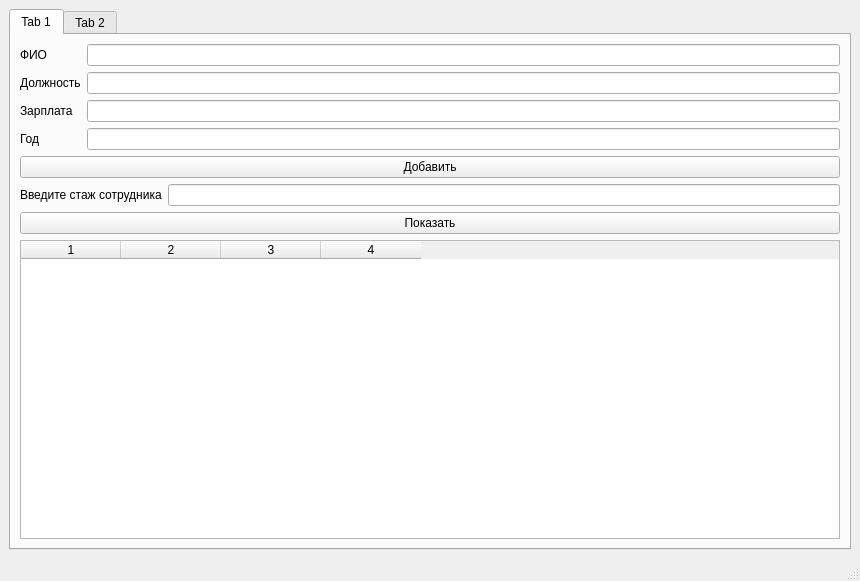
Qt form desktop_app/mainwindow.ui (try2wonder/syn_prod_pract) before a commit.
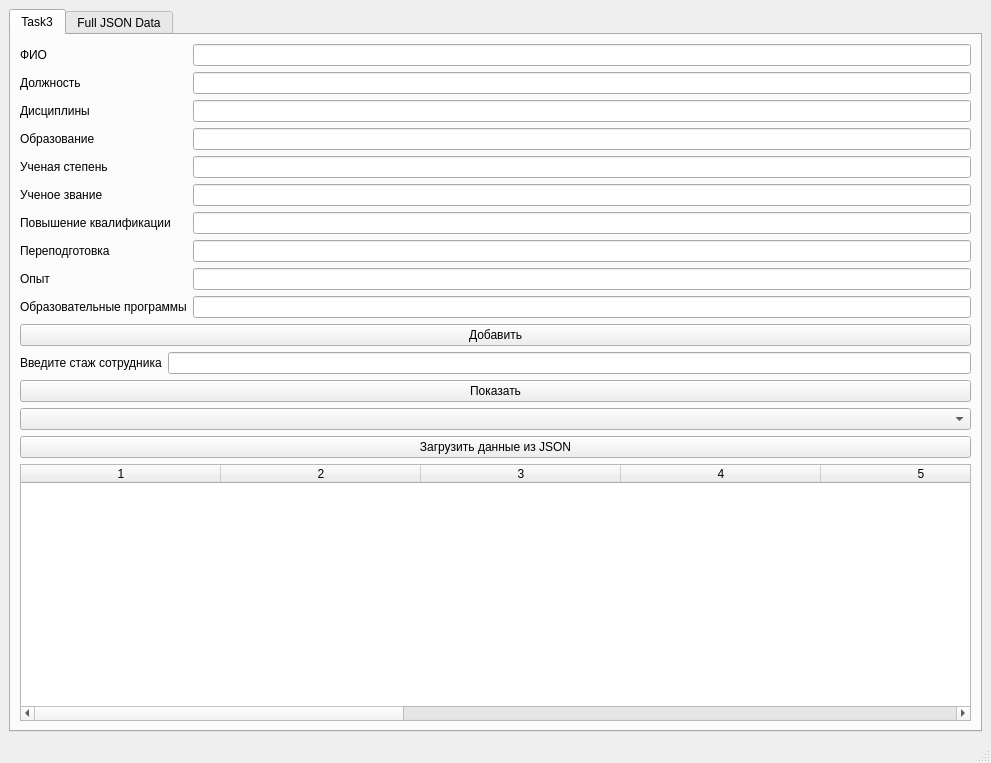
The same form after that commit. The open tabs and pages were chosen to show the change. Icons and pictures are not drawn.

Commit message: Добавил реальный класс worker и отображение таблицы из JSON. Пара баг фиксов

Diff of the .ui file:
```diff
--- a/desktop_app/mainwindow.ui
+++ b/desktop_app/mainwindow.ui
@@ -6,12 +6,16 @@
    <rect>
     <x>0</x>
     <y>0</y>
-    <width>860</width>
-    <height>581</height>
+    <width>991</width>
+    <height>763</height>
    </rect>
   </property>
   <property name="windowTitle">
-   <string>MainWindow</string>
+   <string>Synergy Monitor</string>
+  </property>
+  <property name="windowIcon">
+   <iconset resource="resources.qrc">
+    <normaloff>:/new/prefix1/synLogo.png</normaloff>:/new/prefix1/synLogo.png</iconset>
   </property>
   <widget class="QWidget" name="centralwidget">
    <property name="sizePolicy">
@@ -24,11 +28,11 @@
     <item>
      <widget class="QTabWidget" name="tabWidget">
       <property name="currentIndex">
-       <number>1</number>
+       <number>0</number>
       </property>
       <widget class="QWidget" name="tb_task3">
        <attribute name="title">
-        <string>Tab 1</string>
+        <string>Task3</string>
        </attribute>
        <layout class="QVBoxLayout" name="verticalLayout_2">
         <item>
@@ -42,6 +46,9 @@
               </property>
              </widget>
             </item>
+            <item row="0" column="1">
+             <widget class="QLineEdit" name="le_fio"/>
+            </item>
             <item row="1" column="0">
              <widget class="QLabel" name="la_position">
               <property name="text">
@@ -49,31 +56,88 @@
               </property>
              </widget>
             </item>
-            <item row="2" column="0">
-             <widget class="QLabel" name="la_salary">
-              <property name="text">
-               <string>Зарплата</string>
-              </property>
-             </widget>
-            </item>
-            <item row="3" column="0">
-             <widget class="QLabel" name="la_firstYear">
-              <property name="text">
-               <string>Год</string>
-              </property>
-             </widget>
-            </item>
-            <item row="0" column="1">
-             <widget class="QLineEdit" name="le_fio"/>
-            </item>
-            <item row="2" column="1">
-             <widget class="QLineEdit" name="le_salary"/>
-            </item>
             <item row="1" column="1">
              <widget class="QLineEdit" name="le_position"/>
             </item>
+            <item row="3" column="0">
+             <widget class="QLabel" name="la_disciplines">
+              <property name="text">
+               <string>Дисциплины</string>
+              </property>
+             </widget>
+            </item>
             <item row="3" column="1">
-             <widget class="QLineEdit" name="le_firstYear"/>
+             <widget class="QLineEdit" name="le_disciplines"/>
+            </item>
+            <item row="4" column="0">
+             <widget class="QLabel" name="la_educationLevel">
+              <property name="text">
+               <string>Образование</string>
+              </property>
+             </widget>
+            </item>
+            <item row="4" column="1">
+             <widget class="QLineEdit" name="le_educationLevel"/>
+            </item>
+            <item row="5" column="0">
+             <widget class="QLabel" name="la_academicDegree">
+              <property name="text">
+               <string>Ученая степень</string>
+              </property>
+             </widget>
+            </item>
+            <item row="5" column="1">
+             <widget class="QLineEdit" name="le_academicDegree"/>
+            </item>
+            <item row="6" column="0">
+             <widget class="QLabel" name="la_academicTitle">
+              <property name="text">
+               <string>Ученое звание</string>
+              </property>
+             </widget>
+            </item>
+            <item row="6" column="1">
+             <widget class="QLineEdit" name="le_academicTitle"/>
+            </item>
+            <item row="7" column="0">
+             <widget class="QLabel" name="la_qualificationImprovement">
+              <property name="text">
+               <string>Повышение квалификации</string>
+              </property>
+             </widget>
+            </item>
+            <item row="7" column="1">
+             <widget class="QLineEdit" name="le_qualificationImprovement"/>
+            </item>
+            <item row="8" column="0">
+             <widget class="QLabel" name="la_professionalRetraining">
+              <property name="text">
+               <string>Переподготовка</string>
+              </property>
+             </widget>
+            </item>
+            <item row="8" column="1">
+             <widget class="QLineEdit" name="le_professionalRetraining"/>
+            </item>
+            <item row="9" column="0">
+             <widget class="QLabel" name="la_experience">
+              <property name="text">
+               <string>Опыт</string>
+              </property>
+             </widget>
+            </item>
+            <item row="9" column="1">
+             <widget class="QLineEdit" name="le_experience"/>
+            </item>
+            <item row="10" column="0">
+             <widget class="QLabel" name="la_educationalPrograms">
+              <property name="text">
+               <string>Образовательные программы</string>
+              </property>
+             </widget>
+            </item>
+            <item row="10" column="1">
+             <widget class="QLineEdit" name="le_educationalPrograms"/>
             </item>
            </layout>
           </item>
@@ -109,11 +173,33 @@
             </property>
            </widget>
           </item>
+          <item>
+           <widget class="QComboBox" name="cb_tablesEmployees"/>
+          </item>
+          <item>
+           <widget class="QPushButton" name="btn_loadJsonToWorkers">
+            <property name="text">
+             <string>Загрузить данные из JSON</string>
+            </property>
+           </widget>
+          </item>
           <item>
            <widget class="QTableWidget" name="tableWidget_workers">
             <property name="columnCount">
-             <number>4</number>
+             <number>10</number>
             </property>
+            <attribute name="horizontalHeaderCascadingSectionResizes">
+             <bool>true</bool>
+            </attribute>
+            <attribute name="horizontalHeaderDefaultSectionSize">
+             <number>200</number>
+            </attribute>
+            <attribute name="horizontalHeaderShowSortIndicator" stdset="0">
+             <bool>true</bool>
+            </attribute>
+            <attribute name="horizontalHeaderStretchLastSection">
+             <bool>true</bool>
+            </attribute>
             <attribute name="verticalHeaderVisible">
              <bool>true</bool>
             </attribute>
@@ -124,6 +210,12 @@
             <column/>
             <column/>
             <column/>
+            <column/>
+            <column/>
+            <column/>
+            <column/>
+            <column/>
+            <column/>
            </widget>
           </item>
          </layout>
@@ -132,9 +224,19 @@
       </widget>
       <widget class="QWidget" name="tb_jsonData">
        <attribute name="title">
-        <string>Tab 2</string>
+        <string>Full JSON Data</string>
        </attribute>
        <layout class="QVBoxLayout" name="verticalLayout_3">
+        <item>
+         <widget class="QPushButton" name="btn_updateData">
+          <property name="text">
+           <string>Обновить данные с сайта</string>
+          </property>
+         </widget>
+        </item>
+        <item>
+         <widget class="QComboBox" name="cb_pages"/>
+        </item>
         <item>
          <widget class="QComboBox" name="cb_tables"/>
         </item>
@@ -152,7 +254,7 @@
     <rect>
      <x>0</x>
      <y>0</y>
-     <width>860</width>
+     <width>991</width>
      <height>21</height>
     </rect>
    </property>
```
Left out of the diff: 4 changed lines with no effect on the pictures. The commit also changes 10 other files.
